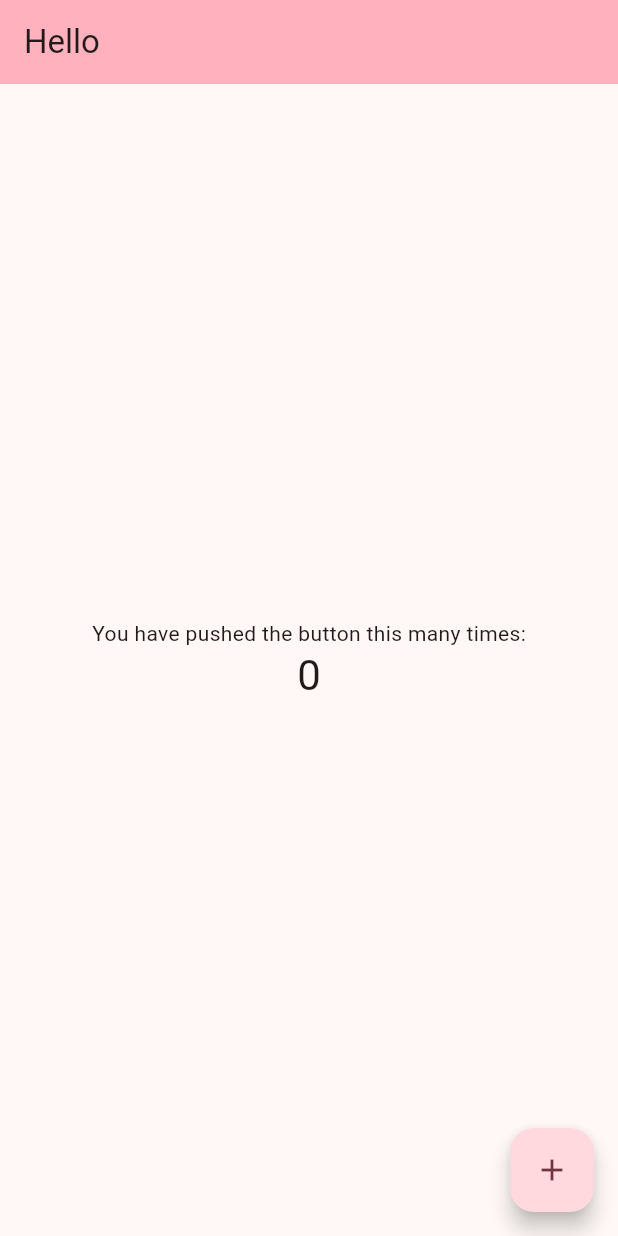
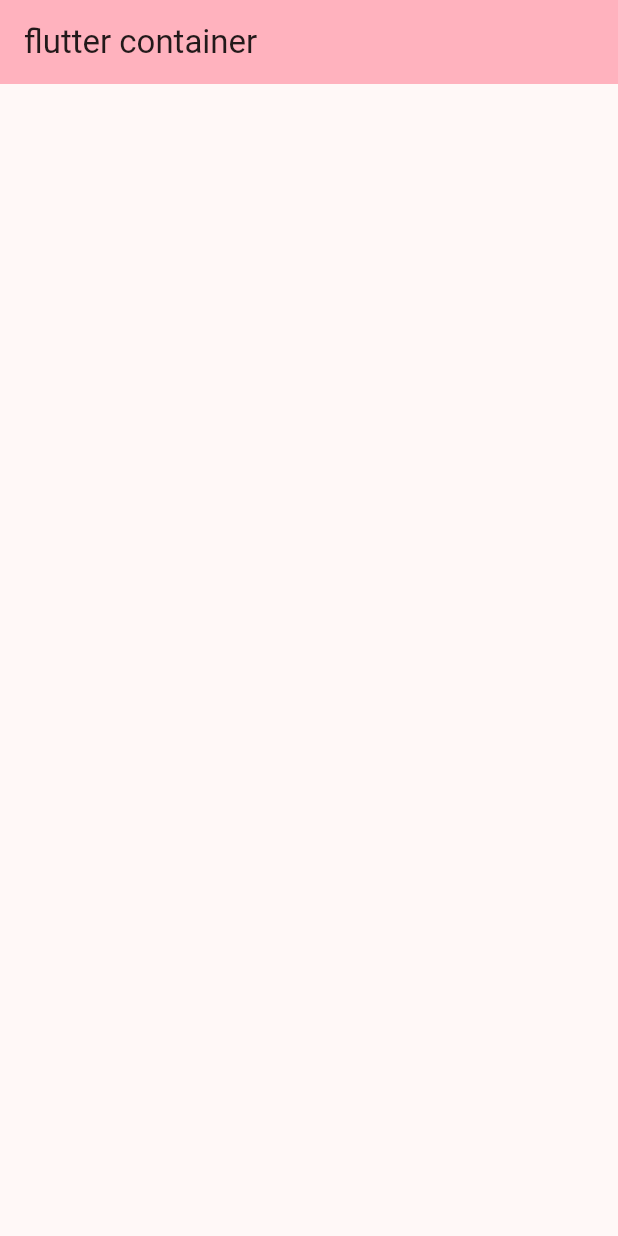
Before and after one commit to khandolly786/Dart_Course, a Flutter app: the screen it shows after launch, on a phone screen of 412 x 824 dp. Run offline on Flutter 3.47's test engine with Material 3 defaults, Android fonts, the phone set to English and light mode, and no system bars.

Commit message:
Update main.dart

```diff
--- a/lib/main.dart
+++ b/lib/main.dart
@@ -13,21 +13,7 @@ class MyApp extends StatelessWidget {
     return MaterialApp(
       title: 'Flutter Demo',
       theme: ThemeData(
-        // This is the theme of your application.
-        //
-        // TRY THIS: Try running your application with "flutter run". You'll see
-        // the application has a purple toolbar. Then, without quitting the app,
-        // try changing the seedColor in the colorScheme below to Colors.green
-        // and then invoke "hot reload" (save your changes or press the "hot
-        // reload" button in a Flutter-supported IDE, or press "r" if you used
-        // the command line to start the app).
-        //
-        // Notice that the counter didn't reset back to zero; the application
-        // state is not lost during the reload. To reset the state, use hot
-        // restart instead.
-        //
-        // This works for code too, not just values: Most code changes can be
-        // tested with just a hot reload.
+
         colorScheme: ColorScheme.fromSeed(seedColor: Colors.pink),
       ),
       home: const MyHomePage(title: 'Hello'),
@@ -38,14 +24,6 @@ class MyApp extends StatelessWidget {
 class MyHomePage extends StatefulWidget {
   const MyHomePage({super.key, required this.title});
 
-  // This widget is the home page of your application. It is stateful, meaning
-  // that it has a State object (defined below) that contains fields that affect
-  // how it looks.
-
-  // This class is the configuration for the state. It holds the values (in this
-  // case the title) provided by the parent (in this case the App widget) and
-  // used by the build method of the State. Fields in a Widget subclass are
-  // always marked "final".
 
   final String title;
 
@@ -54,69 +32,22 @@ class MyHomePage extends StatefulWidget {
 }
 
 class _MyHomePageState extends State<MyHomePage> {
-  int _counter = 0;
 
-  void _incrementCounter() {
-    setState(() {
-      // This call to setState tells the Flutter framework that something has
-      // changed in this State, which causes it to rerun the build method below
-      // so that the display can reflect the updated values. If we changed
-      // _counter without calling setState(), then the build method would not be
-      // called again, and so nothing would appear to happen.
-      _counter++;
-    });
-  }
+
 
   @override
   Widget build(BuildContext context) {
-    // This method is rerun every time setState is called, for instance as done
-    // by the _incrementCounter method above.
-    //
-    // The Flutter framework has been optimized to make rerunning build methods
-    // fast, so that you can just rebuild anything that needs updating rather
-    // than having to individually change instances of widgets.
+
     return Scaffold(
       appBar: AppBar(
-        // TRY THIS: Try changing the color here to a specific color (to
-        // Colors.amber, perhaps?) and trigger a hot reload to see the AppBar
-        // change color while the other colors stay the same.
         backgroundColor: Theme.of(context).colorScheme.inversePrimary,
-        // Here we take the value from the MyHomePage object that was created by
-        // the App.build method, and use it to set our appbar title.
-        title: Text(widget.title),
+        title: Text("flutter container"),
       ),
-      body: Center(
-        // Center is a layout widget. It takes a single child and positions it
-        // in the middle of the parent.
-        child: Column(
-          // Column is also a layout widget. It takes a list of children and
-          // arranges them vertically. By default, it sizes itself to fit its
-          // children horizontally, and tries to be as tall as its parent.
-          //
-          // Column has various properties to control how it sizes itself and
-          // how it positions its children. Here we use mainAxisAlignment to
-          // center the children vertically; the main axis here is the vertical
-          // axis because Columns are vertical (the cross axis would be
-          // horizontal).
-          //
-          // TRY THIS: Invoke "debug painting" (choose the "Toggle Debug Paint"
-          // action in the IDE, or press "p" in the console), to see the
-          // wireframe for each widget.
-          mainAxisAlignment: MainAxisAlignment.center,
-          children: <Widget>[
-            const Text('You have pushed the button this many times:'),
-            Text(
-              '$_counter',
-              style: Theme.of(context).textTheme.headlineMedium,
-            ),
-          ],
-        ),
-      ),
-      floatingActionButton: FloatingActionButton(
-        onPressed: _incrementCounter,
-        tooltip: 'Increment',
-        child: const Icon(Icons.add),
-      ), // This trailing comma makes auto-formatting nicer for build methods.
+      body: Container(
+
+
+      )
+
     );
   }
 }
```
